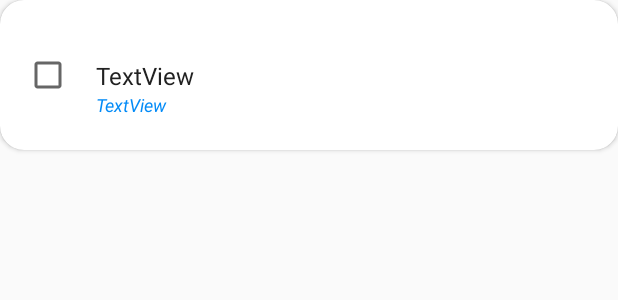
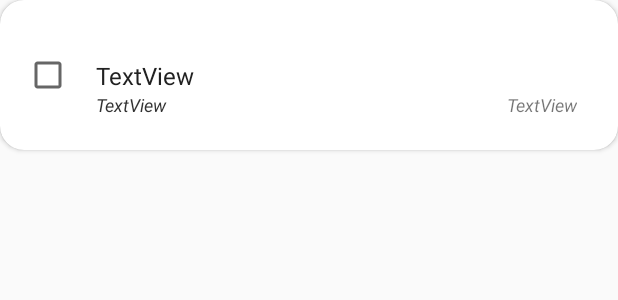
Before and after one commit to jffornieles/Keepcoding-VIII-ToDo, an Android app: the layout item_task.xml on its own in the app's theme, with its tools: preview values and no code run, on a phone screen of 412 x 824 dp. Shown: the top 300 px of the screen. Run offline under Robolectric (Android 15) with nearby library versions, the phone set to English and light mode, and no system bars.

Commit message:
Finished feature 1: added textView priority and changes in date format

```diff
--- a/app/src/main/res/layout/item_task.xml
+++ b/app/src/main/res/layout/item_task.xml
@@ -38,15 +38,28 @@
 
         <TextView
             android:id="@+id/cardDateCreated"
-            android:layout_width="0dp"
-            android:layout_height="19dp"
+            android:layout_width="168dp"
+            android:layout_height="23dp"
             android:text="TextView"
             android:textAppearance="@style/TextAppearance.AppCompat.Small"
-            android:textColor="#038BF7"
+            android:textColor="@android:color/secondary_text_light"
+            android:textSize="12sp"
+            android:textStyle="italic"
+            app:layout_constraintStart_toStartOf="@+id/cardContentText"
+            app:layout_constraintTop_toBottomOf="@+id/cardContentText" />
+
+        <TextView
+            android:id="@+id/cardPriorityText"
+            android:layout_width="149dp"
+            android:layout_height="23dp"
+            android:layout_marginStart="8dp"
+            android:layout_marginEnd="16dp"
+            android:text="TextView"
+            android:textAlignment="textEnd"
             android:textSize="12sp"
             android:textStyle="italic"
             app:layout_constraintEnd_toEndOf="@+id/cardContentText"
-            app:layout_constraintStart_toStartOf="@+id/cardContentText"
+            app:layout_constraintStart_toEndOf="@+id/cardDateCreated"
             app:layout_constraintTop_toBottomOf="@+id/cardContentText" />
 
     </androidx.constraintlayout.widget.ConstraintLayout>
```
Also changed, not shown: app/src/main/java/io/keepcoding/tareas/presentation/tasks/TasksAdapter.kt (+16 -6 lines).
